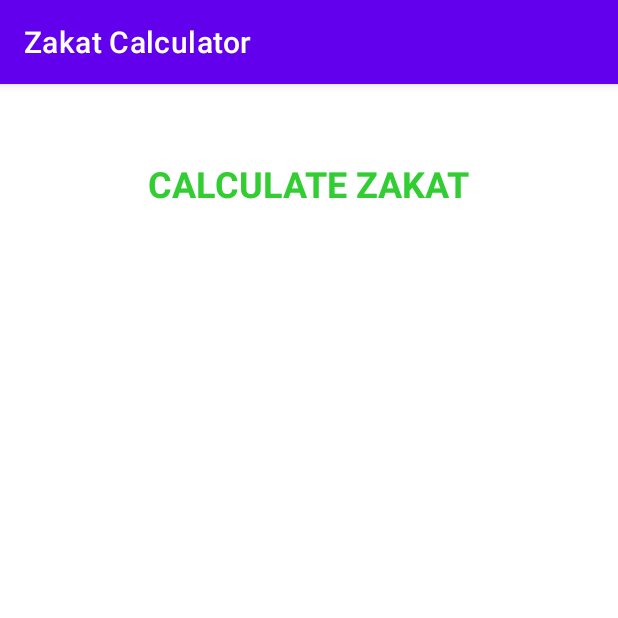
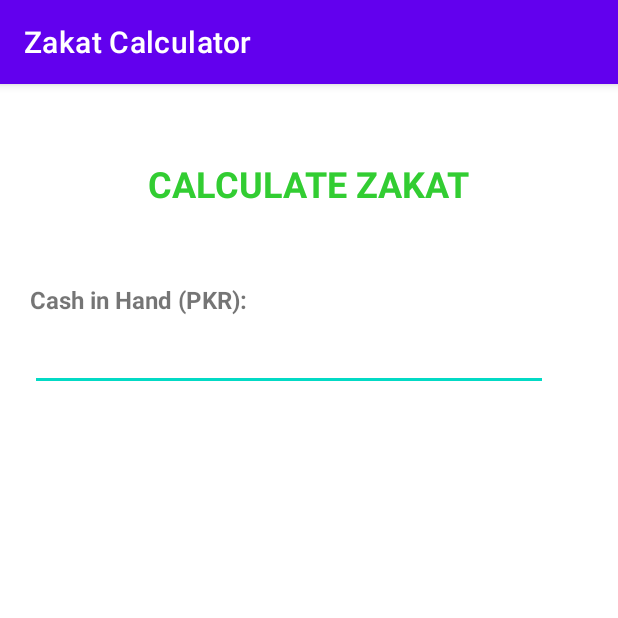
Before and after one commit to rmahmadkhan/zakat-calculator, an Android app: the screen it shows after launch (MainActivity), on a phone screen of 412 x 824 dp, the top half of it. Run offline under Robolectric (Android 15) with nearby library versions, the phone set to English and light mode, and no system bars.

Commit message:
Added texrViewCashInHand & editTextCashInHand

```diff
--- a/app/src/main/res/layout/activity_main.xml
+++ b/app/src/main/res/layout/activity_main.xml
@@ -20,4 +20,31 @@
         app:layout_constraintStart_toStartOf="parent"
         app:layout_constraintTop_toTopOf="parent" />
 
+    <TextView
+        android:id="@+id/textViewCashInHand"
+        android:layout_width="wrap_content"
+        android:layout_height="wrap_content"
+        android:layout_marginStart="20dp"
+        android:layout_marginTop="50dp"
+        android:text="Cash in Hand (PKR):"
+        android:textSize="16sp"
+        android:textStyle="bold"
+        app:layout_constraintStart_toStartOf="parent"
+        app:layout_constraintTop_toBottomOf="@+id/textViewTitle" />
+
+    <EditText
+        android:id="@+id/editTextCashInHand"
+        android:layout_width="345dp"
+        android:layout_height="40dp"
+        android:layout_marginStart="20dp"
+        android:layout_marginTop="10dp"
+        android:ems="10"
+        android:hint="0"
+        android:inputType="number"
+        android:text="0"
+        android:textColor="#FFFFFF"
+        android:textColorHint="#FFFFFF"
+        app:layout_constraintStart_toStartOf="parent"
+        app:layout_constraintTop_toBottomOf="@+id/textViewCashInHand" />
+
 </androidx.constraintlayout.widget.ConstraintLayout>
```
